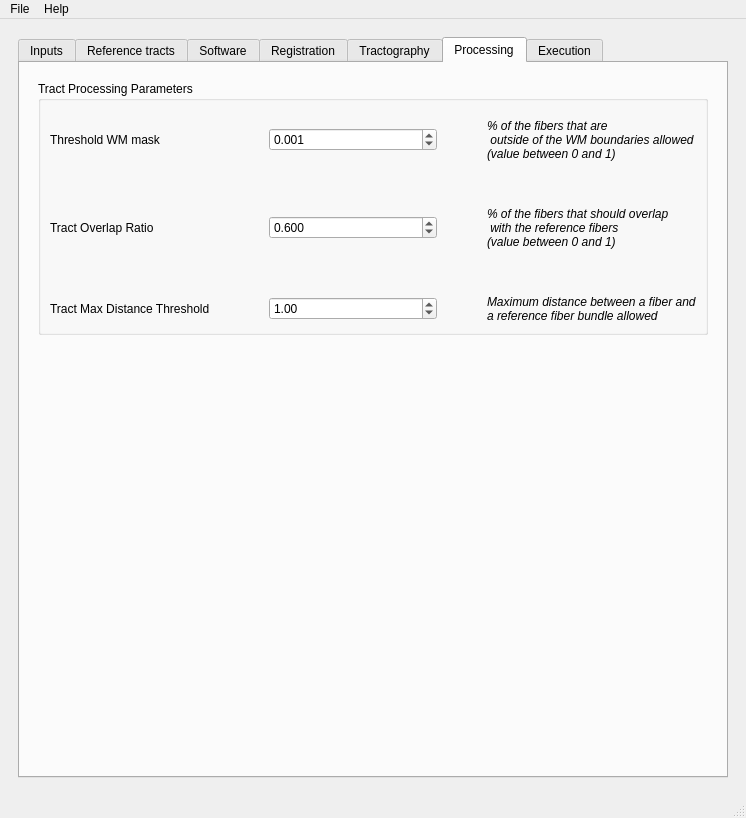
First picture: the form in AutoTract.ui, repository NIRALUser/AutoTract, before the edit.
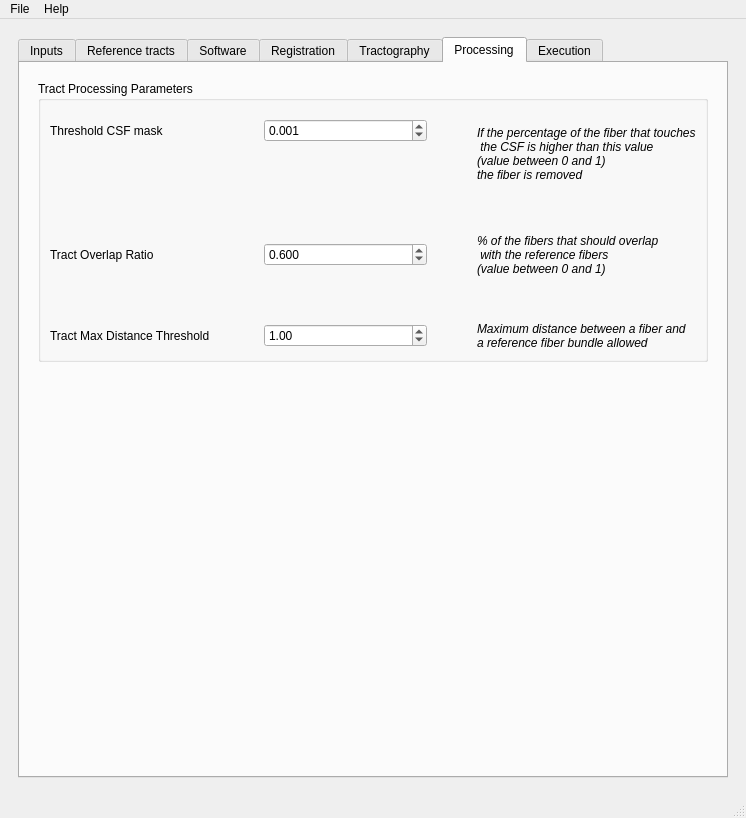
Second picture: the form after the edit. The open tabs and pages were chosen to show the change. Icons and pictures are not drawn.

Commit message: ENH: nb of tracts processed in parallel is displayed at the max value and disabled when computing system is switched to killdevil. Parameter ThresholdWMmask was the threshold for the CSF mask, renamed. Basic tests (version/help) added.

The edit to the form file:
```diff
--- a/AutoTract.ui
+++ b/AutoTract.ui
@@ -1301,7 +1301,7 @@
               <item row="0" column="0">
                <widget class="QLabel" name="thresholdWMmask_label">
                 <property name="text">
-                 <string>Threshold WM mask</string>
+                 <string>Threshold CSF mask</string>
                 </property>
                </widget>
               </item>
@@ -1321,28 +1321,14 @@
                 </property>
                </widget>
               </item>
-              <item row="0" column="2">
-               <widget class="QLabel" name="thresholdWMmask_descr_label">
-                <property name="font">
-                 <font>
-                  <italic>true</italic>
-                 </font>
-                </property>
-                <property name="text">
-                 <string>% of the fibers that are
- outside of the WM boundaries allowed 
-(value between 0 and 1)</string>
-                </property>
-               </widget>
-              </item>
-              <item row="2" column="0">
+              <item row="3" column="0">
                <widget class="QLabel" name="tractOverlapRatio_label">
                 <property name="text">
                  <string>Tract Overlap Ratio</string>
                 </property>
                </widget>
               </item>
-              <item row="2" column="1">
+              <item row="3" column="1">
                <widget class="QDoubleSpinBox" name="para_tractOverlapRatio_spinBox">
                 <property name="decimals">
                  <number>3</number>
@@ -1358,7 +1344,7 @@
                 </property>
                </widget>
               </item>
-              <item row="2" column="2">
+              <item row="3" column="2">
                <widget class="QLabel" name="tractOverlapRatio_label_2">
                 <property name="font">
                  <font>
@@ -1385,14 +1371,14 @@
                 </property>
                </spacer>
               </item>
-              <item row="5" column="0">
+              <item row="6" column="0">
                <widget class="QLabel" name="tractMaxDistThreshold_label">
                 <property name="text">
                  <string>Tract Max Distance Threshold</string>
                 </property>
                </widget>
               </item>
-              <item row="5" column="2">
+              <item row="6" column="2">
                <widget class="QLabel" name="traxtMaxDistThreshold_descr_label">
                 <property name="font">
                  <font>
@@ -1405,26 +1391,67 @@
                 </property>
                </widget>
               </item>
-              <item row="4" column="1">
-               <spacer name="verticalSpacer_3">
-                <property name="orientation">
-                 <enum>Qt::Vertical</enum>
-                </property>
-                <property name="sizeHint" stdset="0">
-                 <size>
-                  <width>20</width>
-                  <height>40</height>
-                 </size>
-                </property>
-               </spacer>
-              </item>
               <item row="5" column="1">
+               <spacer name="verticalSpacer_3">
+                <property name="orientation">
+                 <enum>Qt::Vertical</enum>
+                </property>
+                <property name="sizeHint" stdset="0">
+                 <size>
+                  <width>20</width>
+                  <height>40</height>
+                 </size>
+                </property>
+               </spacer>
+              </item>
+              <item row="0" column="2" rowspan="2">
+               <widget class="QLabel" name="thresholdCSFmask_descr_label">
+                <property name="font">
+                 <font>
+                  <italic>true</italic>
+                 </font>
+                </property>
+                <property name="text">
+                 <string>If the percentage of the fiber that touches
+ the CSF is higher than this value
+(value between 0 and 1)
+the fiber is removed</string>
+                </property>
+               </widget>
+              </item>
+              <item row="6" column="1">
                <widget class="QDoubleSpinBox" name="para_tractMaxDistThreshold_spinBox">
                 <property name="value">
                  <double>1.000000000000000</double>
                 </property>
                </widget>
               </item>
+              <item row="2" column="2">
+               <spacer name="verticalSpacer_7">
+                <property name="orientation">
+                 <enum>Qt::Vertical</enum>
+                </property>
+                <property name="sizeHint" stdset="0">
+                 <size>
+                  <width>20</width>
+                  <height>40</height>
+                 </size>
+                </property>
+               </spacer>
+              </item>
+              <item row="5" column="2">
+               <spacer name="verticalSpacer_8">
+                <property name="orientation">
+                 <enum>Qt::Vertical</enum>
+                </property>
+                <property name="sizeHint" stdset="0">
+                 <size>
+                  <width>20</width>
+                  <height>40</height>
+                 </size>
+                </property>
+               </spacer>
+              </item>
              </layout>
             </widget>
            </item>
```
Left out of the diff: 61 changed lines with no effect on the pictures. The commit also changes 9 other files.
